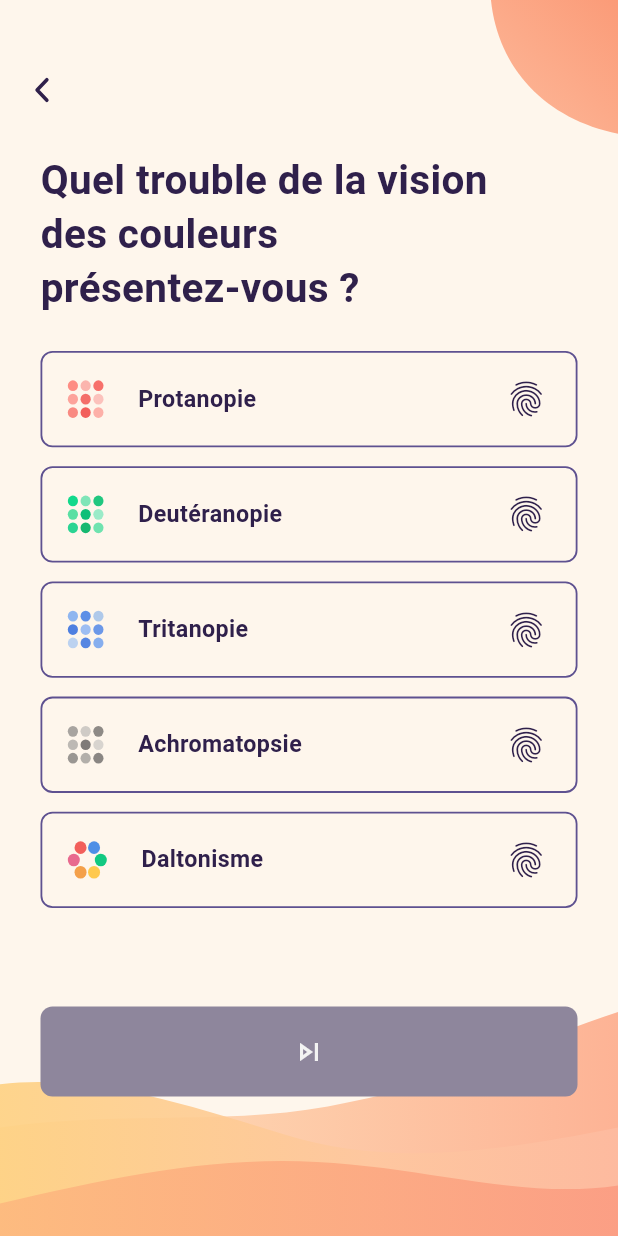
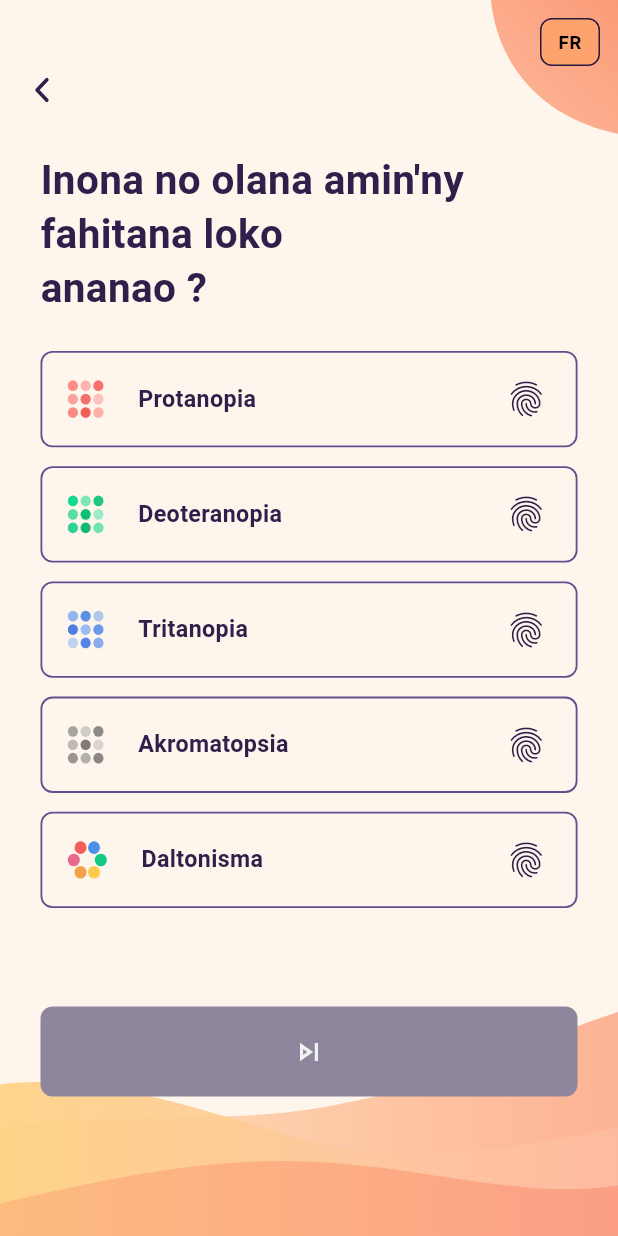
Before and after one commit to DinoRamielson34/SENSIA, a Flutter app: the VisionProblemScreen screen opened directly, on a phone screen of 412 x 824 dp. Run offline on Flutter 3.47's test engine with Material 3 defaults, Android fonts, the phone set to English and light mode, and no system bars; our stand-ins replace cloud_firestore, firebase_auth, firebase_core, permission_handler, shared_preferences; missing offline and left inert: flutter_foreground_task, record, tflite_flutter; accounts and stored records are empty; network calls fail; Roboto replaces fonts that are missing (Inter, Nunito).

Commit message:
feat: translate onboarding screens (role and vision selection)
Co-Authored-By: Claude Sonnet 5 <noreply@anthropic.com>

```diff
--- a/app/lib/models/color_vision_type.dart
+++ b/app/lib/models/color_vision_type.dart
@@ -1,11 +1,17 @@
+import '../localization/app_strings.dart';
+
 enum ColorVisionType {
-  protanopie('Protanopie'),
-  deuteranopie('Deutéranopie'),
-  tritanopie('Tritanopie'),
-  achromatopsie('Achromatopsie'),
-  daltonisme('Daltonisme');
+  protanopie,
+  deuteranopie,
+  tritanopie,
+  achromatopsie,
+  daltonisme;
 
-  final String label;
-
-  const ColorVisionType(this.label);
+  String label(AppStrings strings) => switch (this) {
+    ColorVisionType.protanopie => strings.visionProtanopie,
+    ColorVisionType.deuteranopie => strings.visionDeuteranopie,
+    ColorVisionType.tritanopie => strings.visionTritanopie,
+    ColorVisionType.achromatopsie => strings.visionAchromatopsie,
+    ColorVisionType.daltonisme => strings.visionDaltonisme,
+  };
 }
--- a/app/lib/models/user_role.dart
+++ b/app/lib/models/user_role.dart
@@ -1,8 +1,11 @@
+import '../localization/app_strings.dart';
+
 enum UserRole {
-  accompagnateur('Accompagnateur'),
-  client('Client');
+  accompagnateur,
+  client;
 
-  final String label;
-
-  const UserRole(this.label);
+  String label(AppStrings strings) => switch (this) {
+    UserRole.accompagnateur => strings.roleAccompagnateur,
+    UserRole.client => strings.roleClient,
+  };
 }
--- a/app/lib/screens/vision_problem_screen.dart
+++ b/app/lib/screens/vision_problem_screen.dart
@@ -1,8 +1,10 @@
 import 'package:flutter/material.dart';
 
+import '../localization/locale_scope.dart';
 import '../models/color_vision_type.dart';
 import '../theme/app_theme.dart';
 import '../widgets/color_vision_dots.dart';
+import '../widgets/language_toggle_button.dart';
 import '../widgets/next_button.dart';
 import '../widgets/wave_decor.dart';
 
@@ -65,9 +67,16 @@ class _VisionProblemScreenState extends State<VisionProblemScreen> {
                       constraints: BoxConstraints(
                         minHeight: constraints.maxHeight,
                       ),
-                      child: IntrinsicHeight(child: _buildContent(selected)),
+                      child: IntrinsicHeight(child: _buildContent(context, selected)),
                     ),
                   ),
+                ),
+              ),
+              Positioned(
+                top: 12,
+                right: 12,
+                child: LanguageToggleButton(
+                  controller: LocaleScope.controllerOf(context),
                 ),
               ),
             ],
@@ -77,18 +86,22 @@ class _VisionProblemScreenState extends State<VisionProblemScreen> {
     );
   }
 
-  Widget _buildContent(ColorVisionType? selected) {
+  Widget _buildContent(BuildContext context, ColorVisionType? selected) {
+    final strings = LocaleScope.of(context);
     return Column(
       crossAxisAlignment: CrossAxisAlignment.start,
       children: [
         const SizedBox(height: 36),
-        const Padding(padding: EdgeInsets.only(left: 4), child: _BackButton()),
+        Padding(
+          padding: const EdgeInsets.only(left: 4),
+          child: _BackButton(label: strings.back),
+        ),
         const SizedBox(height: 18),
-        const Padding(
-          padding: EdgeInsets.symmetric(horizontal: 27),
+        Padding(
+          padding: const EdgeInsets.symmetric(horizontal: 27),
           child: Text(
-            'Quel trouble de la vision\ndes couleurs\nprésentez-vous ?',
-            style: TextStyle(
+            strings.visionProblemTitle,
+            style: const TextStyle(
               fontFamily: 'Nunito',
               fontSize: 27,
               fontWeight: FontWeight.w700,
@@ -131,13 +144,15 @@ class _VisionProblemScreenState extends State<VisionProblemScreen> {
 }
 
 class _BackButton extends StatelessWidget {
-  const _BackButton();
+  final String label;
+
+  const _BackButton({required this.label});
 
   @override
   Widget build(BuildContext context) {
     return Semantics(
       button: true,
-      label: 'Retour',
+      label: label,
       child: GestureDetector(
         onTap: () => Navigator.maybePop(context),
         behavior: HitTestBehavior.opaque,
@@ -196,7 +211,7 @@ class _VisionOption extends StatelessWidget {
     return Semantics(
       button: true,
       selected: selected,
-      label: type.label,
+      label: type.label(LocaleScope.of(context)),
       child: GestureDetector(
         onTap: onTap,
         behavior: HitTestBehavior.opaque,
@@ -214,7 +229,7 @@ class _VisionOption extends StatelessWidget {
               const SizedBox(width: 23),
               Expanded(
                 child: Text(
-                  type.label,
+                  type.label(LocaleScope.of(context)),
                   style: TextStyle(
                     fontFamily: 'Nunito',
                     fontSize: 15.5,
--- a/app/lib/widgets/next_button.dart
+++ b/app/lib/widgets/next_button.dart
@@ -1,5 +1,6 @@
 import 'package:flutter/material.dart';
 
+import '../localization/locale_scope.dart';
 import '../theme/app_theme.dart';
 
 /// Bouton « Suivants » commun aux écrans d'onboarding.
@@ -29,9 +30,9 @@ class NextButton extends StatelessWidget {
           mainAxisAlignment: MainAxisAlignment.center,
           children: [
             if (showLabel) ...[
-              const Text(
-                'Suivants',
-                style: TextStyle(
+              Text(
+                LocaleScope.of(context).nextButtonLabel,
+                style: const TextStyle(
                   fontFamily: 'Nunito',
                   fontSize: 14,
                   fontWeight: FontWeight.w700,
```
Also changed, not shown: app/lib/screens/role_selection_screen.dart (+18 -8 lines), 2 other files.
